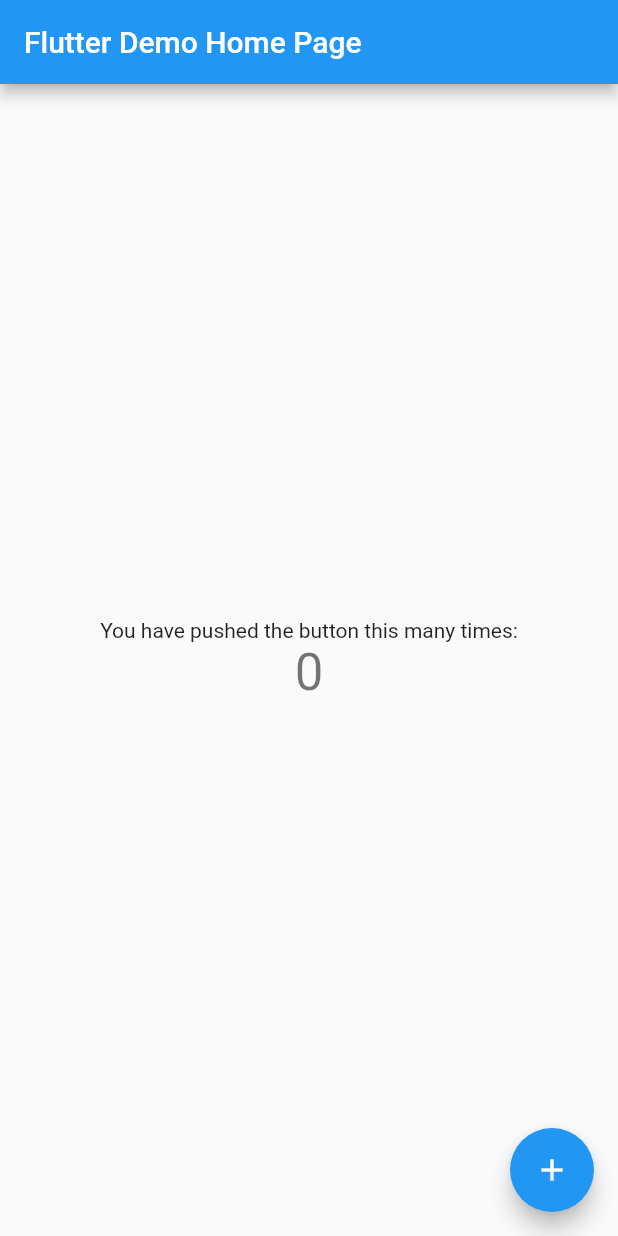
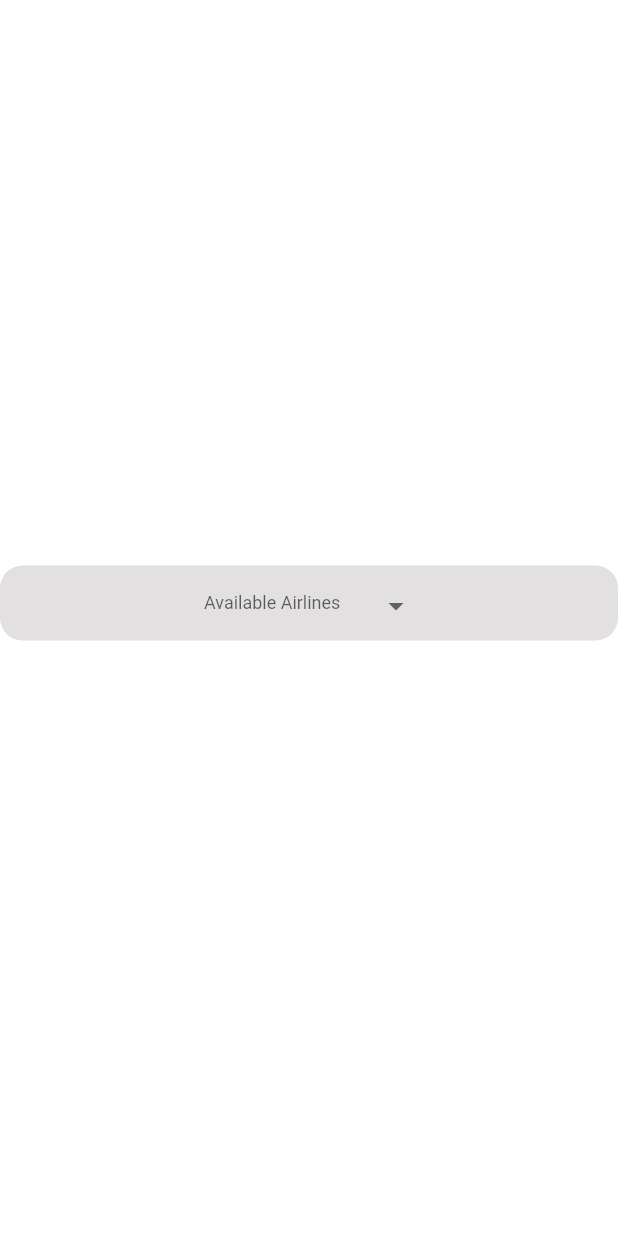
Before and after one commit to Donkelv/book_flight_dummy, a Flutter app: the screen it shows after launch, on a phone screen of 412 x 824 dp. Run offline on Flutter 3.47's test engine with Material 2 defaults, Android fonts, the phone set to English and light mode, and no system bars; drawn by our look-alikes of dropdown_button2; our stand-ins replace flutter_riverpod, freezed_annotation.

Commit message:
ADDED: presentation

```diff
--- a/lib/main.dart
+++ b/lib/main.dart
@@ -1,4 +1,6 @@
+import 'package:book_flight_dummy/presentation/screens/home.dart';
 import 'package:flutter/material.dart';
+import 'package:flutter_riverpod/flutter_riverpod.dart';
 
 void main() {
   runApp(const MyApp());
@@ -10,7 +12,8 @@
   // This widget is the root of your application.
   @override
   Widget build(BuildContext context) {
-    return MaterialApp(
+    return ProviderScope(
+      child: MaterialApp(
         title: 'Flutter Demo',
         theme: ThemeData(
           // This is the theme of your application.
@@ -24,92 +27,8 @@
           // is not restarted.
           primarySwatch: Colors.blue,
         ),
-      home: const MyHomePage(title: 'Flutter Demo Home Page'),
+        home: const Home(),
+      ),
     );
   }
 }
-
-class MyHomePage extends StatefulWidget {
-  const MyHomePage({Key? key, required this.title}) : super(key: key);
-
-  // This widget is the home page of your application. It is stateful, meaning
-  // that it has a State object (defined below) that contains fields that affect
-  // how it looks.
-
-  // This class is the configuration for the state. It holds the values (in this
-  // case the title) provided by the parent (in this case the App widget) and
-  // used by the build method of the State. Fields in a Widget subclass are
-  // always marked "final".
-
-  final String title;
-
-  @override
-  State<MyHomePage> createState() => _MyHomePageState();
-}
-
-class _MyHomePageState extends State<MyHomePage> {
-  int _counter = 0;
-
-  void _incrementCounter() {
-    setState(() {
-      // This call to setState tells the Flutter framework that something has
-      // changed in this State, which causes it to rerun the build method below
-      // so that the display can reflect the updated values. If we changed
-      // _counter without calling setState(), then the build method would not be
-      // called again, and so nothing would appear to happen.
-      _counter++;
-    });
-  }
-
-  @override
-  Widget build(BuildContext context) {
-    // This method is rerun every time setState is called, for instance as done
-    // by the _incrementCounter method above.
-    //
-    // The Flutter framework has been optimized to make rerunning build methods
-    // fast, so that you can just rebuild anything that needs updating rather
-    // than having to individually change instances of widgets.
-    return Scaffold(
-      appBar: AppBar(
-        // Here we take the value from the MyHomePage object that was created by
-        // the App.build method, and use it to set our appbar title.
-        title: Text(widget.title),
-      ),
-      body: Center(
-        // Center is a layout widget. It takes a single child and positions it
-        // in the middle of the parent.
-        child: Column(
-          // Column is also a layout widget. It takes a list of children and
-          // arranges them vertically. By default, it sizes itself to fit its
-          // children horizontally, and tries to be as tall as its parent.
-          //
-          // Invoke "debug painting" (press "p" in the console, choose the
-          // "Toggle Debug Paint" action from the Flutter Inspector in Android
-          // Studio, or the "Toggle Debug Paint" command in Visual Studio Code)
-          // to see the wireframe for each widget.
-          //
-          // Column has various properties to control how it sizes itself and
-          // how it positions its children. Here we use mainAxisAlignment to
-          // center the children vertically; the main axis here is the vertical
-          // axis because Columns are vertical (the cross axis would be
-          // horizontal).
-          mainAxisAlignment: MainAxisAlignment.center,
-          children: <Widget>[
-            const Text(
-              'You have pushed the button this many times:',
-            ),
-            Text(
-              '$_counter',
-              style: Theme.of(context).textTheme.headline4,
-            ),
-          ],
-        ),
-      ),
-      floatingActionButton: FloatingActionButton(
-        onPressed: _incrementCounter,
-        tooltip: 'Increment',
-        child: const Icon(Icons.add),
-      ), // This trailing comma makes auto-formatting nicer for build methods.
-    );
-  }
-}
--- /dev/null
+++ b/lib/presentation/screens/home.dart
@@ -0,0 +1,153 @@
+import 'package:book_flight_dummy/logic/providers/mock.dart';
+import 'package:book_flight_dummy/presentation/widgets/dropdown_widget.dart';
+import 'package:flutter/material.dart';
+import 'package:flutter/services.dart';
+import 'package:flutter_riverpod/flutter_riverpod.dart';
+
+import '../../data/entities/flight_entity.dart';
+import '../../logic/providers/flight_data.dart';
+
+class Home extends ConsumerStatefulWidget {
+  const Home({Key? key}) : super(key: key);
+
+  @override
+  ConsumerState<Home> createState() => _HomeState();
+}
+
+class _HomeState extends ConsumerState<Home> {
+  @override
+  void initState() {
+    Future.delayed(Duration.zero, () {
+      ref.watch(mockStateProvider.notifier).getMockData();
+    });
+    super.initState();
+  }
+
+  @override
+  Widget build(BuildContext context) {
+    Size size = MediaQuery.of(context).size;
+    return AnnotatedRegion<SystemUiOverlayStyle>(
+      value: const SystemUiOverlayStyle(
+        // For Android.
+        // Use [light] for white status bar and [dark] for black status bar.
+        statusBarIconBrightness: Brightness.dark,
+        // For iOS.
+        // Use [dark] for white status bar and [light] for black status bar.
+        statusBarBrightness: Brightness.light,
+        statusBarColor: Colors.transparent,
+      ),
+      child: Scaffold(
+          backgroundColor: Colors.white,
+          body: Container(
+            color: Colors.white,
+            width: size.width,
+            child: Column(
+              mainAxisAlignment: MainAxisAlignment.center,
+              crossAxisAlignment: CrossAxisAlignment.center,
+              children: const [
+                Flightlist(),
+                SizedBox(
+                  height: 20.0,
+                ),
+                FlightSegment()
+              ],
+            ),
+          )),
+    );
+  }
+}
+
+class FlightSegment extends ConsumerWidget {
+  const FlightSegment({
+    Key? key,
+  }) : super(key: key);
+
+  @override
+  Widget build(BuildContext context, WidgetRef ref) {
+    return ref.watch(flightDataStateProvider).when(
+      initial: () {
+        return const SizedBox.shrink();
+      },
+      data: (data) {
+        return ListView.builder(
+            itemCount: data.length,
+            shrinkWrap: true,
+            itemBuilder: (context, index) {
+              return SegmentWidget(
+                data: data[index],
+              );
+            });
+      },
+      empty: () {
+        return const Text(
+          "No segment available in this airline",
+          style: TextStyle(fontSize: 10.0, color: Colors.black),
+        );
+      },
+    );
+  }
+}
+
+class SegmentWidget extends StatelessWidget {
+  final Segment? data;
+  const SegmentWidget({
+    required this.data,
+    Key? key,
+  }) : super(key: key);
+
+  @override
+  Widget build(BuildContext context) {
+    return Column(
+      mainAxisAlignment: MainAxisAlignment.start,
+      crossAxisAlignment: CrossAxisAlignment.start,
+      children: [
+        Row(
+          mainAxisAlignment: MainAxisAlignment.spaceBetween,
+          crossAxisAlignment: CrossAxisAlignment.center,
+          children: [
+            Text(
+              data!.origin!,
+              style: const TextStyle(
+                color: Colors.black,
+                fontSize: 20.0,
+              ),
+            ),
+            Text(
+              data!.destination!,
+              style: const TextStyle(
+                color: Colors.black,
+                fontSize: 20.0,
+              ),
+            ),
+          ],
+        )
+      ],
+    );
+  }
+}
+
+class Flightlist extends ConsumerWidget {
+  const Flightlist({
+    Key? key,
+  }) : super(key: key);
+
+  @override
+  Widget build(BuildContext context, WidgetRef ref) {
+    return ref.watch(mockStateProvider).when(initial: () {
+      return const CircularProgressIndicator(
+          strokeWidth: 3.0,
+          valueColor: AlwaysStoppedAnimation<Color>(Colors.black));
+    }, loading: () {
+      return const CircularProgressIndicator(
+          strokeWidth: 3.0,
+          valueColor: AlwaysStoppedAnimation<Color>(Colors.black));
+    }, data: (data) {
+      return CustomDropdownWidget(data: data);
+    }, error: (error) {
+      return Text(
+        error,
+        style: const TextStyle(fontSize: 10.0, color: Colors.black),
+      );
+    });
+  }
+}
--- /dev/null
+++ b/lib/presentation/widgets/dropdown_widget.dart
@@ -0,0 +1,66 @@
+import 'package:book_flight_dummy/data/entities/flight_entity.dart';
+import 'package:book_flight_dummy/logic/providers/flight_data.dart';
+
+import 'package:dropdown_button2/dropdown_button2.dart';
+import 'package:flutter/material.dart';
+import 'package:flutter_riverpod/flutter_riverpod.dart';
+
+class CustomDropdownWidget extends ConsumerStatefulWidget {
+  final List<Flight> data;
+  const CustomDropdownWidget({Key? key, required this.data}) : super(key: key);
+
+  @override
+  ConsumerState<CustomDropdownWidget> createState() =>
+      _CustomDropdownWidgetState();
+}
+
+class _CustomDropdownWidgetState extends ConsumerState<CustomDropdownWidget> {
+  Flight? selectedData;
+  @override
+  Widget build(BuildContext context) {
+    Size size = MediaQuery.of(context).size;
+    return Container(
+      height: 50,
+      width: size.width,
+      decoration: BoxDecoration(
+        color: const Color.fromARGB(255, 226, 224, 224),
+        borderRadius: BorderRadius.circular(15),
+      ),
+      alignment: Alignment.center,
+      padding: const EdgeInsets.all(15.0),
+      child: DropdownButtonHideUnderline(
+        child: DropdownButton2<Flight>(
+          isExpanded: true,
+          icon: const Icon(Icons.arrow_drop_down),
+          hint: const Text(
+            "Available Airlines",
+            style: TextStyle(fontSize: 12.0),
+          ),
+          items: widget.data
+              .map<DropdownMenuItem<Flight>>(
+                (e) => DropdownMenuItem<Flight>(
+                  value: e,
+                  child: Text(
+                    e.company!,
+                    style: const TextStyle(fontSize: 14.0, color: Colors.black),
+                  ),
+                ),
+              )
+              .toList(),
+          value: selectedData,
+          onChanged: (Flight? value) {
+            setState(() {
+              selectedData = value;
+            });
+            ref
+                .watch(flightDataStateProvider.notifier)
+                .getFlightData(flight: value!);
+          },
+          buttonHeight: 40,
+          buttonWidth: 140,
+          itemHeight: 40,
+        ),
+      ),
+    );
+  }
+}
--- a/pubspec.yaml
+++ b/pubspec.yaml
@@ -36,6 +36,7 @@
   cupertino_icons: ^1.0.2
   freezed_annotation: ^2.2.0
   flutter_riverpod: ^2.1.1
+  dropdown_button2: ^1.8.9
 
 dev_dependencies:
   flutter_test:
```
Also changed, not shown: pubspec.lock. Lines whose indentation alone changed are shown as unchanged.
